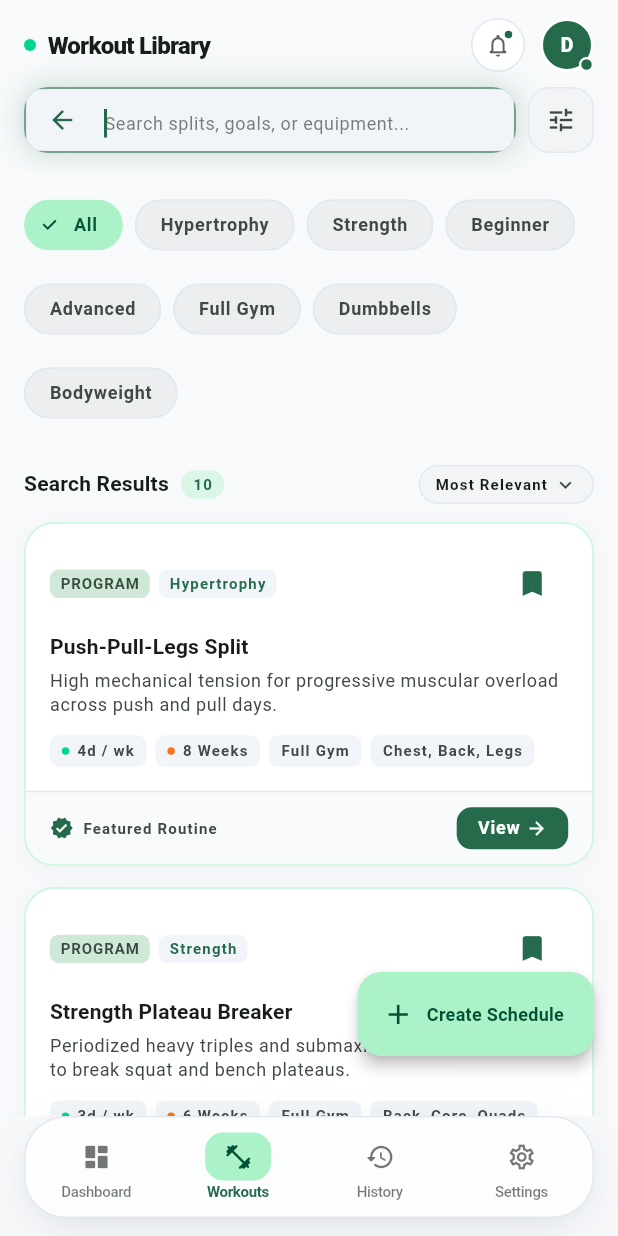
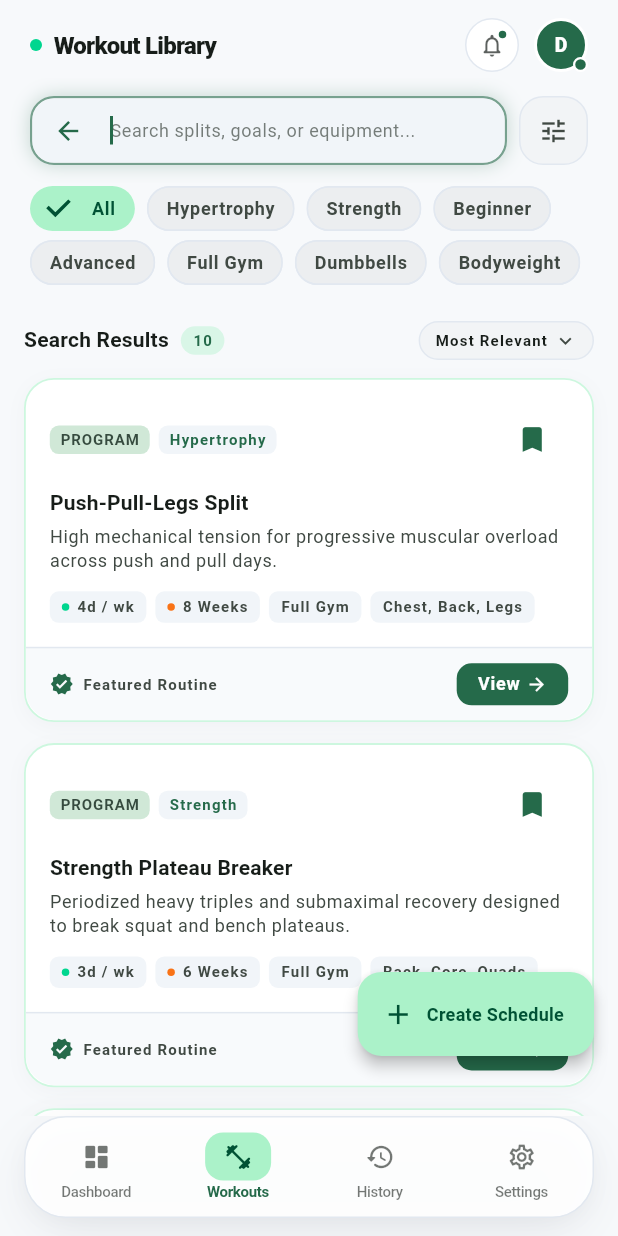
Before and after one commit to MasterDineth/FitTrack, a Flutter app: the WorkoutsScreen screen opened by its route, after a tap on the "tune" icon, on a phone screen of 412 x 824 dp. Run offline on Flutter 3.47's test engine with Material 3 defaults, Android fonts, the phone set to English and light mode, and no system bars; drawn by our look-alikes of dynamic_color; our stand-ins replace flutter_riverpod, freezed_annotation, go_router, image_picker, local_auth, riverpod_annotation and 2 more; accounts and stored records are empty; generated files the repository leaves out were written again; Roboto replaces fonts that are missing (Plus Jakarta Sans).

Commit message:
Refine workouts header and pinned search UX
Reworked the workouts screen top area to better match the dashboard layout by separating the static header from a pinned search bar. Added scroll-notification handling to collapse/expand the FAB based on scroll direction, switched to always-scrollable bouncing physics, and updated avatar tap handling with InkWell.

The search/filter controls were also polished: adjusted sizing, borders, glow, and input padding for the search field, tightened filter chip density for a more compact layout, and improved filter/search-active state transitions (including resetting search-active when returning to “All” with no query/focus).

```diff
--- a/fittrack/lib/presentation/screens/workouts_screen.dart
+++ b/fittrack/lib/presentation/screens/workouts_screen.dart
@@ -95,6 +95,7 @@ class _WorkoutsScreenState extends ConsumerState<WorkoutsScreen> {
     ref.read(schedulesNotifierProvider.notifier).updateSort(SortOption.relevant);
     setState(() {
       _isSearchActive = false;
+      _isFabExtended = true;
     });
   }
 
@@ -124,7 +125,21 @@ class _WorkoutsScreenState extends ConsumerState<WorkoutsScreen> {
     final custom = state.customSchedules;
     final filtered = state.filteredSchedules;
 
-    return Scaffold(
+    final isSearching = isSearchActive ||
+        _searchController.text.isNotEmpty ||
+        _searchFocusNode.hasFocus ||
+        state.searchQuery.isNotEmpty ||
+        state.selectedCategoryFilter != 'All';
+
+    return PopScope(
+      canPop: !isSearching,
+      onPopInvokedWithResult: (didPop, _) {
+        if (didPop) return;
+        if (isSearching) {
+          _exitSearch();
+        }
+      },
+      child: Scaffold(
       backgroundColor: theme.scaffoldBackgroundColor,
       floatingActionButton: Padding(
         padding: const EdgeInsets.only(bottom: 24.0),
@@ -143,25 +158,38 @@ class _WorkoutsScreenState extends ConsumerState<WorkoutsScreen> {
       ),
       body: SafeArea(
         bottom: false,
+        child: NotificationListener<ScrollNotification>(
+          onNotification: (notification) {
+            if (notification is UserScrollNotification) {
+              if (notification.direction == ScrollDirection.reverse && _isFabExtended) {
+                setState(() => _isFabExtended = false);
+              } else if (notification.direction == ScrollDirection.forward && !_isFabExtended) {
+                setState(() => _isFabExtended = true);
+              }
+            } else if (notification is ScrollUpdateNotification) {
+              final delta = notification.scrollDelta ?? 0;
+              if (delta > 2 && _isFabExtended) {
+                setState(() => _isFabExtended = false);
+              } else if (delta < -2 && !_isFabExtended) {
+                setState(() => _isFabExtended = true);
+              }
+              if (notification.metrics.pixels <= 10 && !_isFabExtended) {
+                setState(() => _isFabExtended = true);
+              }
+            }
+            return false;
+          },
           child: CustomScrollView(
             controller: _scrollController,
-          physics: const BouncingScrollPhysics(),
+            physics: const AlwaysScrollableScrollPhysics(
+              parent: BouncingScrollPhysics(),
+            ),
             slivers: [
-            // ── STICKY SLIVER APP BAR (CONTAINING ONLY THE SEARCH BAR) ──────
-            SliverAppBar(
-              pinned: true,
-              floating: false,
-              elevation: 0,
-              toolbarHeight: 114,
-              backgroundColor: theme.scaffoldBackgroundColor,
-              surfaceTintColor: Colors.transparent,
-              automaticallyImplyLeading: false,
-              titleSpacing: 16,
-              title: Column(
-                mainAxisSize: MainAxisSize.min,
-                children: [
-                  // Header row matching dashboard_screen.dart
-                  Row(
+              // ── TOP APP HEADER (EXACTLY MATCHING DASHBOARD SCREEN) ─────────
+              SliverToBoxAdapter(
+                child: Padding(
+                  padding: const EdgeInsets.fromLTRB(20, 12, 20, 4),
+                  child: Row(
                     children: [
                       Container(
                         width: 8,
@@ -219,9 +247,10 @@ class _WorkoutsScreenState extends ConsumerState<WorkoutsScreen> {
                         ],
                       ),
                       const SizedBox(width: 10),
-                      // User avatar matching dashboard_screen.dart
-                      GestureDetector(
+                      // Profile avatar matching dashboard_screen.dart
+                      InkWell(
                         onTap: () => context.push('/settings/profile'),
+                        borderRadius: BorderRadius.circular(18),
                         child: Stack(
                           children: [
                             Container(
@@ -281,14 +310,26 @@ class _WorkoutsScreenState extends ConsumerState<WorkoutsScreen> {
                       ),
                     ],
                   ),
-                  const SizedBox(height: 10),
-                  // Search Bar row with subtle primary glow
-                  Row(
+                ),
+              ),
+
+              // ── PINNED SEARCH BAR (ONLY CONTAINS SEARCH INPUT & FILTER) ───
+              SliverAppBar(
+                pinned: true,
+                floating: false,
+                elevation: 0,
+                toolbarHeight: 70,
+                backgroundColor: theme.scaffoldBackgroundColor,
+                surfaceTintColor: Colors.transparent,
+                automaticallyImplyLeading: false,
+                titleSpacing: 0,
+                title: Padding(
+                  padding: const EdgeInsets.symmetric(horizontal: 20.0),
+                  child: Row(
                     children: [
                       Expanded(
                         child: Container(
-                          height: 44,
-                          clipBehavior: Clip.antiAlias,
+                          height: 46,
                           decoration: BoxDecoration(
                             color: isLight
                                 ? const Color(0xFFF2F4F6)
@@ -296,20 +337,22 @@ class _WorkoutsScreenState extends ConsumerState<WorkoutsScreen> {
                             borderRadius: BorderRadius.circular(16),
                             border: Border.all(
                               color: theme.colorScheme.primary.withValues(
-                                alpha: _searchFocusNode.hasFocus ? 0.6 : 0.3,
-                              ),
-                              width: _searchFocusNode.hasFocus ? 1.5 : 1,
+                                alpha: _searchFocusNode.hasFocus ? 0.6 : 0.35,
+                              ),
+                              width: _searchFocusNode.hasFocus ? 1.5 : 1.2,
                             ),
                             boxShadow: [
                               BoxShadow(
                                 color: theme.colorScheme.primary.withValues(
-                                  alpha: _searchFocusNode.hasFocus ? 0.25 : 0.15,
-                                ),
-                                blurRadius: 16,
+                                  alpha: _searchFocusNode.hasFocus ? 0.25 : 0.12,
+                                ),
+                                blurRadius: 10,
                                 spreadRadius: 0,
                               ),
                             ],
                           ),
+                          child: ClipRRect(
+                            borderRadius: BorderRadius.circular(15),
                             child: TextField(
                               controller: _searchController,
                               focusNode: _searchFocusNode,
@@ -326,6 +369,7 @@ class _WorkoutsScreenState extends ConsumerState<WorkoutsScreen> {
                                 }
                               },
                               decoration: InputDecoration(
+                                isDense: true,
                                 hintText: 'Search splits, goals, or equipment...',
                                 hintStyle: theme.textTheme.bodySmall?.copyWith(
                                   color: theme.colorScheme.onSurfaceVariant
@@ -362,8 +406,9 @@ class _WorkoutsScreenState extends ConsumerState<WorkoutsScreen> {
                                 errorBorder: InputBorder.none,
                                 disabledBorder: InputBorder.none,
                                 contentPadding: const EdgeInsets.symmetric(
-                                vertical: 10,
+                                  vertical: 12,
                                   horizontal: 4,
+                                ),
                               ),
                             ),
                           ),
@@ -371,13 +416,13 @@ class _WorkoutsScreenState extends ConsumerState<WorkoutsScreen> {
                       ),
                       const SizedBox(width: 8),
                       Container(
-                        width: 44,
-                        height: 44,
+                        width: 46,
+                        height: 46,
                         decoration: BoxDecoration(
                           color: isLight
                               ? const Color(0xFFF2F4F6)
                               : theme.colorScheme.surfaceContainer,
-                          borderRadius: BorderRadius.circular(14),
+                          borderRadius: BorderRadius.circular(16),
                           border: Border.all(
                             color: isLight
                                 ? const Color(0xFFE2E8F0)
@@ -402,22 +447,31 @@ class _WorkoutsScreenState extends ConsumerState<WorkoutsScreen> {
                       ),
                     ],
                   ),
-                ],
-              ),
-            ),
-
-            // ── 1. FILTER CHIPS (VERY FIRST SLIVER AFTER APP BAR) ───────────
+                ),
+              ),
+
+              // ── 1. FILTER CHIPS (FIRST SLIVER AFTER SEARCH BAR) ─────────────
               SliverToBoxAdapter(
                 child: Padding(
-                padding: const EdgeInsets.fromLTRB(16, 12, 16, 8),
+                  padding: const EdgeInsets.fromLTRB(20, 2, 20, 8),
                   child: _isSearchActive
                       ? Wrap(
                           spacing: 8,
-                        runSpacing: 8,
+                          runSpacing: 6,
                           children: _filterOptions.map((filter) {
                             final isSelected =
                                 state.selectedCategoryFilter == filter;
                             return FilterChip(
+                              materialTapTargetSize:
+                                  MaterialTapTargetSize.shrinkWrap,
+                              visualDensity: const VisualDensity(
+                                horizontal: -2,
+                                vertical: -2,
+                              ),
+                              padding: const EdgeInsets.symmetric(
+                                horizontal: 4,
+                                vertical: 2,
+                              ),
                               label: Text(filter),
                               selected: isSelected,
                               showCheckmark: isSelected,
@@ -470,6 +524,16 @@ class _WorkoutsScreenState extends ConsumerState<WorkoutsScreen> {
                               return Padding(
                                 padding: const EdgeInsets.only(right: 8),
                                 child: FilterChip(
+                                  materialTapTargetSize:
+                                      MaterialTapTargetSize.shrinkWrap,
+                                  visualDensity: const VisualDensity(
+                                    horizontal: -2,
+                                    vertical: -2,
+                                  ),
+                                  padding: const EdgeInsets.symmetric(
+                                    horizontal: 4,
+                                    vertical: 2,
+                                  ),
                                   label: Text(filter),
                                   selected: isSelected,
                                   showCheckmark: isSelected,
@@ -478,8 +542,10 @@ class _WorkoutsScreenState extends ConsumerState<WorkoutsScreen> {
                                   backgroundColor: isLight
                                       ? const Color(0xFFECEEF0)
                                       : theme.colorScheme.surfaceContainer,
-                                selectedColor: theme.colorScheme.primaryContainer,
-                                labelStyle: theme.textTheme.labelMedium?.copyWith(
+                                  selectedColor:
+                                      theme.colorScheme.primaryContainer,
+                                  labelStyle:
+                                      theme.textTheme.labelMedium?.copyWith(
                                     color: isSelected
                                         ? theme.colorScheme.onPrimaryContainer
                                         : theme.colorScheme.onSurfaceVariant,
@@ -982,6 +1048,8 @@ class _WorkoutsScreenState extends ConsumerState<WorkoutsScreen> {
           ],
         ),
       ),
+    ),
+  ),
 );
 }
 }
```
Lines whose indentation alone changed are shown as unchanged.
